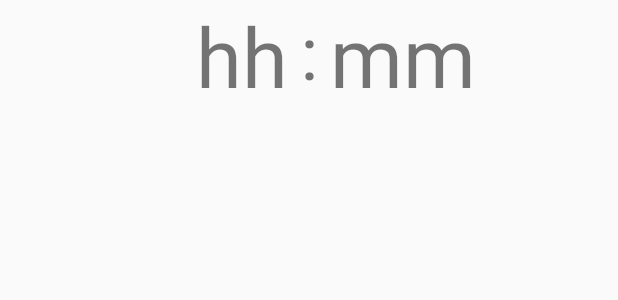
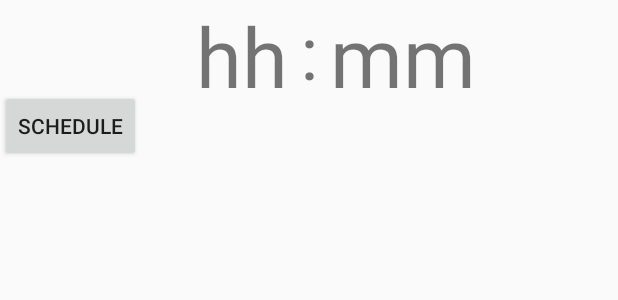
Before and after one commit to Drop92/MusicAlarm, an Android app: the layout fragment_time_picker.xml on its own in the app's theme, with its tools: preview values and no code run, on a phone screen of 412 x 824 dp. Shown: the top 300 px of the screen. Run offline under Robolectric (Android 15) with nearby library versions, the phone set to English and light mode, and no system bars.

Commit message:
add button for schedule alarm for tv layout. Will make it good looking later

```diff
--- a/build.gradle
+++ b/build.gradle
@@ -7,7 +7,7 @@ buildscript {
         jcenter()
     }
     dependencies {
-        classpath 'com.android.tools.build:gradle:3.1.1'
+        classpath 'com.android.tools.build:gradle:3.1.2'
         classpath "org.jetbrains.kotlin:kotlin-gradle-plugin:$kotlin_version"
 
         // NOTE: Do not place your application dependencies here; they belong
--- a/mobile/src/main/res/layout/fragment_time_picker.xml
+++ b/mobile/src/main/res/layout/fragment_time_picker.xml
@@ -10,6 +10,14 @@
         android:layout_width="match_parent"
         android:layout_height="match_parent"
         android:layout_gravity="center">
+
+        <Button
+            android:id="@+id/btn_schedule_for_tv"
+            android:layout_width="wrap_content"
+            android:layout_height="wrap_content"
+            android:text="@string/time_picker_fragment_schedule"
+            android:layout_marginEnd="30dp"
+            android:layout_marginTop= "60dp" />
 
         <TextView
             android:id="@+id/time_picker_hours"
--- a/mobile/src/main/res/values/strings.xml
+++ b/mobile/src/main/res/values/strings.xml
@@ -4,6 +4,7 @@
     <string name="time_picker_fragment_semicolon">:</string>
     <string name="time_picker_fragment_hours">hh</string>
     <string name="time_picker_fragment_minutes">mm</string>
+    <string name="time_picker_fragment_schedule">Schedule</string>
     <string name="cancel_intent">Cancel Alarm</string>
 
     <!-- TODO: Remove or change this placeholder text -->
```
Also changed, not shown: mobile/src/main/java/com/drop92/musicalarm/fragment/TimePickerFragment.kt (+9 -0 lines).
